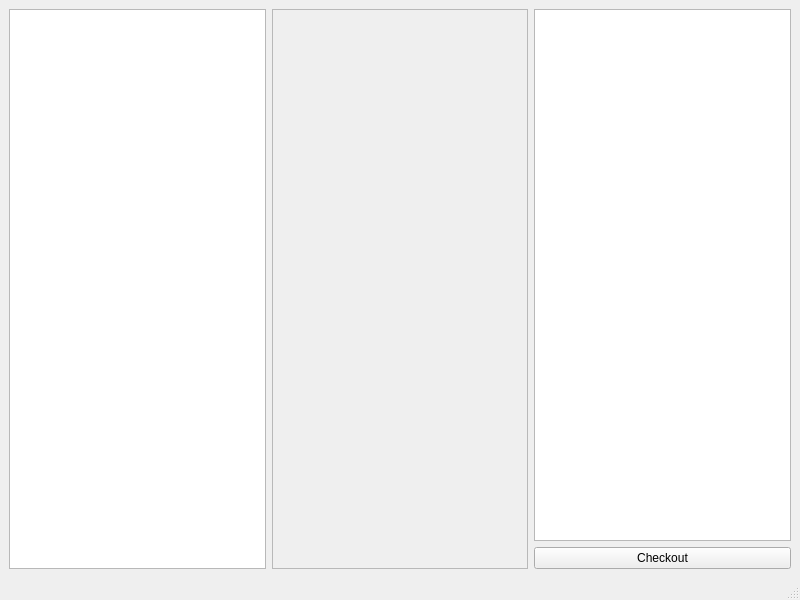
Before: the Qt Designer form mainwindow.ui in PeteCastle/PEx5, drawn with Qt 5.
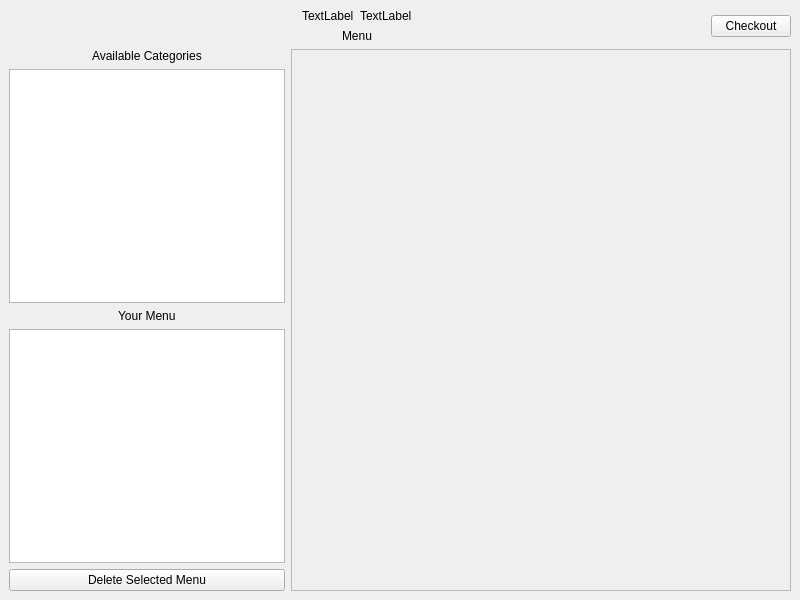
After: the same form once the commit is applied.

The edit to the form file:
```diff
--- a/mainwindow.ui
+++ b/mainwindow.ui
@@ -14,11 +14,63 @@
    <string>MainWindow</string>
   </property>
   <widget class="QWidget" name="centralwidget">
-   <layout class="QHBoxLayout" name="horizontalLayout">
-    <item>
+   <layout class="QGridLayout" name="gridLayout" columnstretch="40,60,0">
+    <item row="1" column="0" colspan="2" alignment="Qt::AlignHCenter">
+     <widget class="QLabel" name="label_4">
+      <property name="text">
+       <string>Menu</string>
+      </property>
+     </widget>
+    </item>
+    <item row="0" column="0" colspan="2">
+     <layout class="QHBoxLayout" name="horizontalLayout">
+      <property name="topMargin">
+       <number>0</number>
+      </property>
+      <item alignment="Qt::AlignRight">
+       <widget class="QLabel" name="label">
+        <property name="text">
+         <string>TextLabel</string>
+        </property>
+       </widget>
+      </item>
+      <item>
+       <widget class="QLabel" name="label_2">
+        <property name="text">
+         <string>TextLabel</string>
+        </property>
+       </widget>
+      </item>
+     </layout>
+    </item>
+    <item row="0" column="2" rowspan="2">
+     <widget class="QPushButton" name="CheckoutButton">
+      <property name="text">
+       <string>Checkout</string>
+      </property>
+     </widget>
+    </item>
+    <item row="7" column="0">
+     <layout class="QVBoxLayout" name="verticalLayout"/>
+    </item>
+    <item row="4" column="0" alignment="Qt::AlignHCenter">
+     <widget class="QLabel" name="label_3">
+      <property name="text">
+       <string>Your Menu</string>
+      </property>
+     </widget>
+    </item>
+    <item row="3" column="0">
      <widget class="QListView" name="listView"/>
     </item>
-    <item>
+    <item row="2" column="0" alignment="Qt::AlignHCenter">
+     <widget class="QLabel" name="label_5">
+      <property name="text">
+       <string>Available Categories</string>
+      </property>
+     </widget>
+    </item>
+    <item row="2" column="1" rowspan="6" colspan="2">
      <widget class="QScrollArea" name="scrollArea">
       <property name="widgetResizable">
        <bool>true</bool>
@@ -28,45 +80,26 @@
         <rect>
          <x>0</x>
          <y>0</y>
-         <width>254</width>
-         <height>537</height>
+         <width>498</width>
+         <height>534</height>
         </rect>
        </property>
        <layout class="QVBoxLayout" name="verticalLayout_2"/>
       </widget>
      </widget>
     </item>
-    <item>
-     <layout class="QVBoxLayout" name="verticalLayout">
-      <item>
-       <widget class="QTableWidget" name="tableView">
-        <property name="gridStyle">
-         <enum>Qt::DashLine</enum>
-        </property>
-       </widget>
-      </item>
-      <item>
-       <widget class="QPushButton" name="CheckoutButton">
-        <property name="text">
-         <string>Checkout</string>
-        </property>
-       </widget>
-      </item>
-     </layout>
+    <item row="6" column="0">
+     <widget class="QPushButton" name="pushButton">
+      <property name="text">
+       <string>Delete Selected Menu</string>
+      </property>
+     </widget>
+    </item>
+    <item row="5" column="0">
+     <widget class="QTreeView" name="treeView"/>
     </item>
    </layout>
   </widget>
-  <widget class="QMenuBar" name="menubar">
-   <property name="geometry">
-    <rect>
-     <x>0</x>
-     <y>0</y>
-     <width>800</width>
-     <height>21</height>
-    </rect>
-   </property>
-  </widget>
-  <widget class="QStatusBar" name="statusbar"/>
  </widget>
  <resources/>
  <connections/>
```
